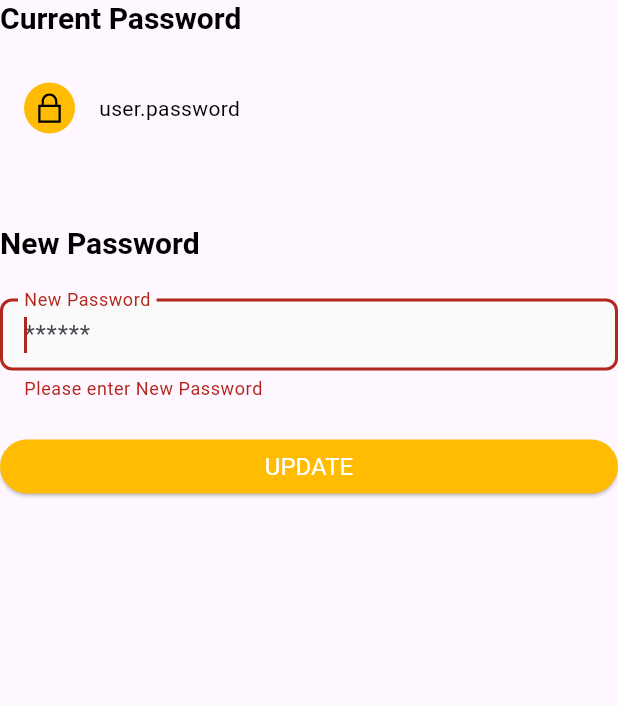
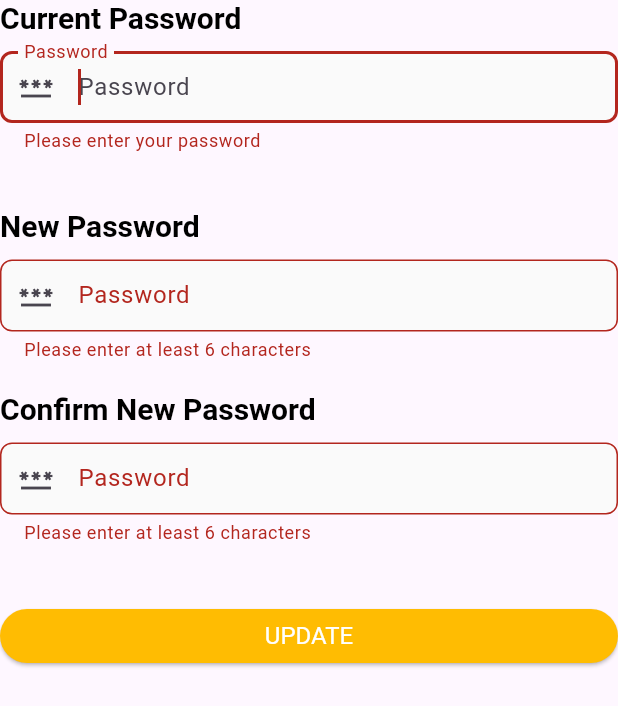
Before and after one commit to cmtan-2000/wmsm_map, a Flutter app: the EditPwdPageWidget widget shown alone on an empty page, opened directly, after a tap on "UPDATE", on a phone screen of 412 x 824 dp. Shown: the top 706 px of the screen. Run offline on Flutter 3.47's test engine with Material 2 defaults, Android fonts, the phone set to English and light mode, and no system bars; our stand-ins replace cached_network_image, cloud_firestore, email_validator, firebase_auth, firebase_core, firebase_storage and 5 more; accounts and stored records are empty.

Commit message:
change password function

```diff
--- a/lib/view/user_profile/pages/edit_pwd.dart
+++ b/lib/view/user_profile/pages/edit_pwd.dart
@@ -1,9 +1,16 @@
+import 'package:cloud_firestore/cloud_firestore.dart';
+import 'package:firebase_auth/firebase_auth.dart';
+import 'package:firebase_core/firebase_core.dart';
 import 'package:flutter/material.dart';
 import 'package:line_awesome_flutter/line_awesome_flutter.dart';
 import 'package:wmsm_flutter/view/custom/widgets/custom_elevatedbutton.dart';
 import 'package:wmsm_flutter/view/custom/widgets/custom_textformfield.dart';
 import 'package:wmsm_flutter/view/user_profile/profile_page.dart';
 import 'package:wmsm_flutter/view/user_profile/widgets/cover_info.dart';
+
+import '../../../main.dart';
+import '../../../model/users.dart';
+import '../../shared/password_field.dart';
 
 //!rmb to ask them if still need this page
 
@@ -33,16 +40,20 @@ class EditPwdPageWidget extends StatefulWidget {
 }
 
 class _EditPwdPageWidgetState extends State<EditPwdPageWidget> {
-  late String _password;
+  bool hasPwdError = false;
+  bool hasMatchError = false;
+  late TextEditingController currentpwdEC;
   late TextEditingController pwdEC;
+  late TextEditingController confirmpwdEC;
   final _formKey = GlobalKey<FormState>();
+  bool checkCurrentPasswordValid = true;
 
   @override
   void initState() {
     super.initState();
     pwdEC = TextEditingController();
-    _password = "user.password";
-    //_password = user.password; //*Init display user saved dao der password
+    currentpwdEC = TextEditingController();
+    confirmpwdEC = TextEditingController();
   }
 
   snackBar(String? message) {
@@ -54,9 +65,27 @@ class _EditPwdPageWidgetState extends State<EditPwdPageWidget> {
     );
   }
 
+  Future<bool> checkCurrentPassword(String password, String newpassword) async {
+    final user = FirebaseAuth.instance.currentUser!;
+
+    var authCredentials = EmailAuthProvider.credential(
+      email: user.email!,
+      password: password,
+    );
+
+    try {
+      await user.reauthenticateWithCredential(authCredentials);
+      user.updatePassword(newpassword);
+    } catch (e) {
+      return false;
+    }
+    return false;
+  }
+
   @override
   Widget build(BuildContext context) {
-    return Form(
+    return SingleChildScrollView(
+      child: Form(
         key: _formKey,
         child: Column(
           crossAxisAlignment: CrossAxisAlignment.start,
@@ -68,8 +97,8 @@ class _EditPwdPageWidgetState extends State<EditPwdPageWidget> {
                   .displaySmall
                   ?.copyWith(fontWeight: FontWeight.bold),
             ),
-          const SizedBox(height: 20.0),
-          ListTile(
+            const SizedBox(height: 10.0),
+            /* ListTile(
               leading: Container(
                 padding: const EdgeInsets.all(5.0),
                 decoration: BoxDecoration(
@@ -77,12 +106,21 @@ class _EditPwdPageWidgetState extends State<EditPwdPageWidget> {
                     color: Theme.of(context).primaryColor),
                 child: const Icon(LineAwesomeIcons.lock, color: Colors.black),
               ),
-            title: Text(
-              _password,
-              style: Theme.of(context).textTheme.bodyMedium,
+            ), */
+            passwordField(
+              passwordController: currentpwdEC,
+            ),
+            Padding(
+              padding: const EdgeInsets.symmetric(horizontal: 30.0),
+              child: Text(
+                hasPwdError ? "*Incorrect Current Password" : "",
+                style: const TextStyle(
+                    color: Colors.red,
+                    fontSize: 12,
+                    fontWeight: FontWeight.w400),
               ),
             ),
-          const SizedBox(height: 50.0),
+            const SizedBox(height: 20.0),
             Text(
               'New Password',
               style: Theme.of(context)
@@ -90,13 +128,41 @@ class _EditPwdPageWidgetState extends State<EditPwdPageWidget> {
                   .displaySmall
                   ?.copyWith(fontWeight: FontWeight.bold),
             ),
-          const SizedBox(height: 25.0),
-          CustomTextFormField(
-            context: context,
-            isNumberOnly: false,
-            labelText: 'New Password',
-            hintText: '******',
-            controller: pwdEC,
+            const SizedBox(height: 10.0),
+            passwordField(
+                passwordController: pwdEC,
+                hintText: "New Password",
+                validator: (value) {
+                  if (value.length < 6) {
+                    return "Please enter at least 6 characters";
+                  }
+                }),
+            const SizedBox(height: 20.0),
+            Text(
+              'Confirm New Password',
+              style: Theme.of(context)
+                  .textTheme
+                  .displaySmall
+                  ?.copyWith(fontWeight: FontWeight.bold),
+            ),
+            const SizedBox(height: 10.0),
+            passwordField(
+                passwordController: confirmpwdEC,
+                hintText: "Confirm your password",
+                validator: (value) {
+                  if (value.length < 6) {
+                    return "Please enter at least 6 characters";
+                  }
+                }),
+            Padding(
+              padding: const EdgeInsets.symmetric(horizontal: 30.0),
+              child: Text(
+                hasMatchError ? "*Password didn't match. Please try again" : "",
+                style: const TextStyle(
+                    color: Colors.red,
+                    fontSize: 12,
+                    fontWeight: FontWeight.w400),
+              ),
             ),
             const SizedBox(
               height: 20,
@@ -105,13 +171,25 @@ class _EditPwdPageWidgetState extends State<EditPwdPageWidget> {
               children: [
                 Expanded(
                   child: CustomElevatedButton(
-                    onPressed: () {
+                      onPressed: () async {
                         if (_formKey.currentState!.validate()) {
+                          if (pwdEC.text != confirmpwdEC.text) {
+                            setState(() {
+                              hasMatchError = true;
+                            });
+                            return;
+                          }
+                          setState(() => hasMatchError = false);
+                          if (!await checkCurrentPassword(
+                              currentpwdEC.text, pwdEC.text)) {
+                            setState(() {
+                              hasPwdError = true;
+                            });
+                            return;
+                          }
+                          setState(() => hasPwdError = false);
                           snackBar("Update successfully!");
-                        setState(() {
-                          _password = pwdEC.text;
-                          //TODO: but not yet update into database
-                        });
+                          MyApp.navigatorKey.currentState!.pop();
                         }
                       },
                       child: const Text('UPDATE')),
@@ -120,6 +198,7 @@ class _EditPwdPageWidgetState extends State<EditPwdPageWidget> {
             ),
           ],
         ),
+      ),
     );
   }
 }
```
Also changed, not shown: lib/view/user_auth/pages/setup_password.dart (+20 -7 lines). Lines whose indentation alone changed are shown as unchanged.
